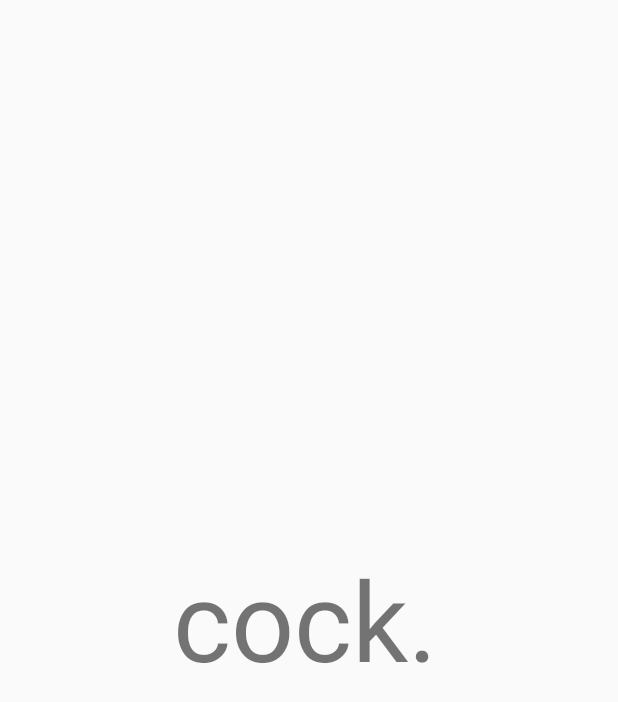
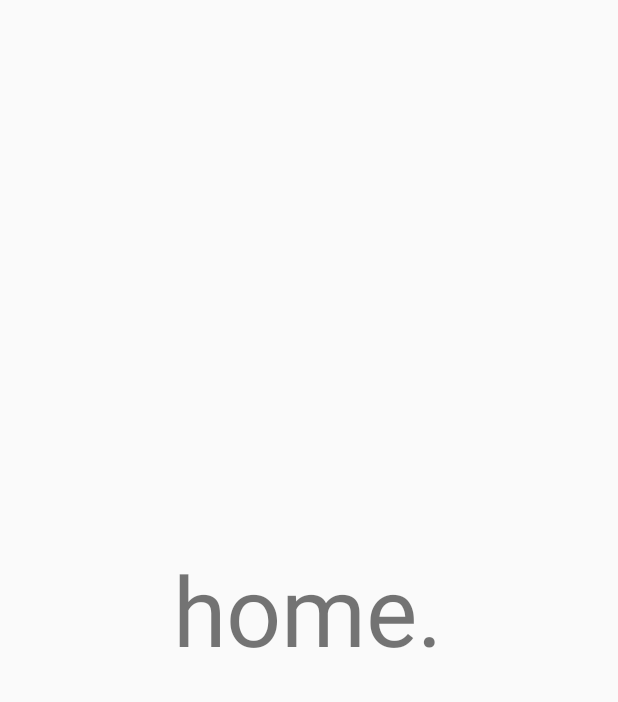
Before and after one commit to Bolt108/ROS_Android_App, an Android app: the layout fragment_home_page.xml on its own in the app's theme, with its tools: preview values and no code run, on a phone screen of 412 x 824 dp. Shown: the top 702 px of the screen. Run offline under Robolectric (Android 15) with nearby library versions, the phone set to English and light mode, and no system bars.

Commit message:
Add functional home page.
for ewar

```diff
--- a/app/src/main/java/com/schneewittchen/rosandroid/ui/fragments/main/MainFragment.java
+++ b/app/src/main/java/com/schneewittchen/rosandroid/ui/fragments/main/MainFragment.java
@@ -94,7 +94,6 @@ public class MainFragment extends Fragment implements OnBackPressedListener {
             @Override
             public void onTabSelected(TabLayout.Tab tab) {
                 Log.i(TAG, "On Tab selected: " + tab.getText());
-
                 switch (tab.getText().toString()) {
                     case "Master":
                         navController.navigate(R.id.action_to_masterFragment);
@@ -110,6 +109,7 @@ public class MainFragment extends Fragment implements OnBackPressedListener {
                         break;
                     case "Home":
                         navController.navigate(R.id.action_to_homePageFragment);
+                        break;
                     default:
                         navController.navigate(R.id.action_to_vizFragment);
                 }
--- a/app/src/main/res/layout/fragment_home_page.xml
+++ b/app/src/main/res/layout/fragment_home_page.xml
@@ -9,7 +9,7 @@
         android:id="@+id/textView3"
         android:layout_width="182dp"
         android:layout_height="99dp"
-        android:text="cock."
+        android:text="home."
         app:autoSizeTextType="uniform"
         app:layout_constraintBottom_toBottomOf="parent"
         app:layout_constraintEnd_toEndOf="parent"
--- a/app/src/main/res/navigation/main_navigation.xml
+++ b/app/src/main/res/navigation/main_navigation.xml
@@ -92,8 +92,7 @@
     <fragment
         android:id="@+id/homePageFragment"
         android:name="com.schneewittchen.rosandroid.ui.fragments.HomePage.HomePageFragment"
-        android:label="HomePageFragment"
-        tools:layout="@layout/fragment_home_page" />
+        android:label="HomePageFragment" />
 
     <action
         android:id="@+id/action_to_homePageFragment"
```
